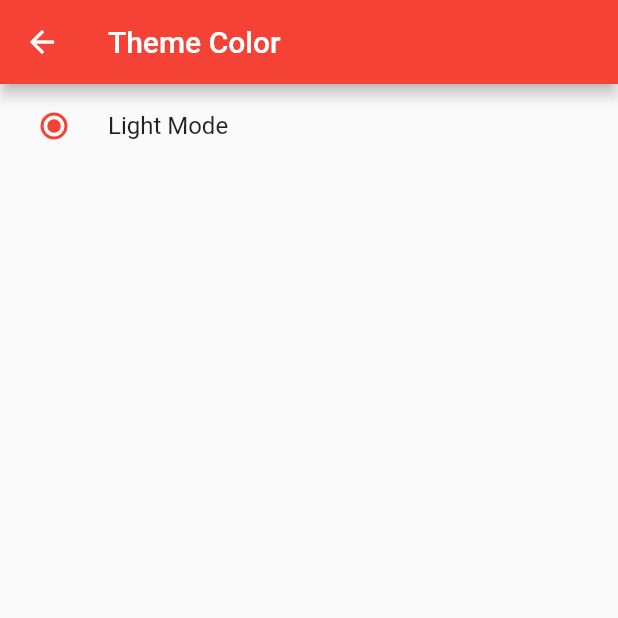
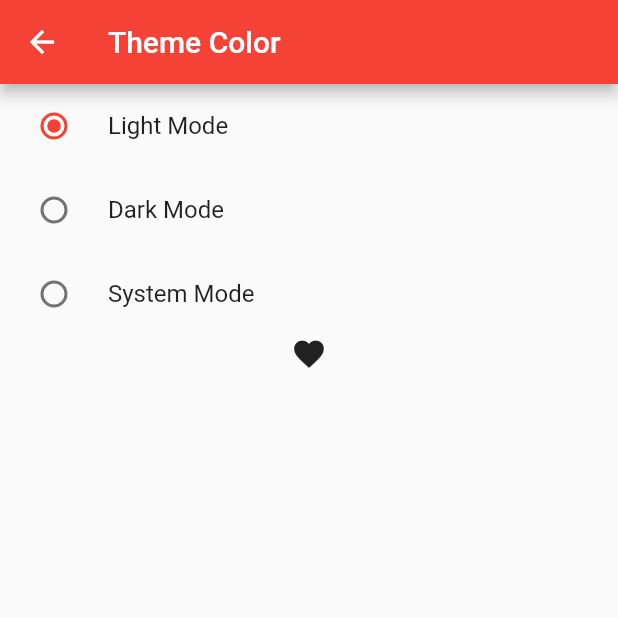
Before and after one commit to rahapal/ProviderStateManagement, a Flutter app: the ThemeScreen screen opened directly, on a phone screen of 412 x 824 dp, the top half of it. Run offline on Flutter 3.47's test engine with Material 2 defaults, Android fonts, the phone set to English and light mode, and no system bars.

Commit message:
Dark theme done

```diff
--- a/lib/ScreenUsingProvider/Theme_with_provider.dart
+++ b/lib/ScreenUsingProvider/Theme_with_provider.dart
@@ -18,10 +18,24 @@ class _ThemeScreenState extends State<ThemeScreen> {
       body: Column(
         children: [
           RadioListTile<ThemeMode>(
-              title: const Text('Light Mode'),
-              value: ThemeMode.light,
-              groupValue: themeprovider.themeMode,
-              onChanged: themeprovider.setcolor),
+            title: const Text('Light Mode'),
+            value: ThemeMode.light,
+            groupValue: themeprovider.themeMode,
+            onChanged: themeprovider.setcolor,
+          ),
+          RadioListTile<ThemeMode>(
+            title: const Text('Dark Mode'),
+            value: ThemeMode.dark,
+            groupValue: themeprovider.themeMode,
+            onChanged: themeprovider.setcolor,
+          ),
+          RadioListTile<ThemeMode>(
+            title: const Text('System Mode'),
+            value: ThemeMode.system,
+            groupValue: themeprovider.themeMode,
+            onChanged: themeprovider.setcolor,
+          ),
+          Icon(Icons.favorite),
         ],
       ),
     );
```
Also changed, not shown: lib/main.dart (+19 -7 lines).
